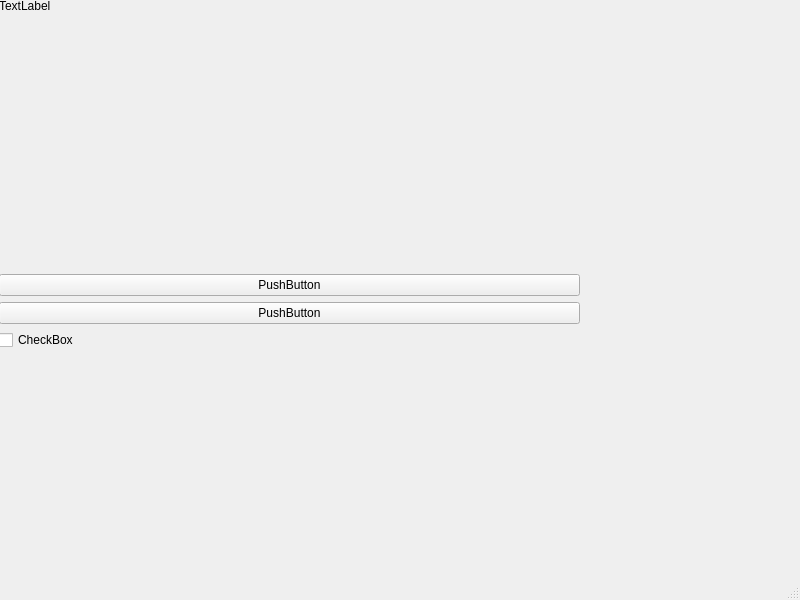
This is GUI/ui_window.ui in taitotalo-ict/Python6 as Qt 5 draws it before an edit. The edited form follows.
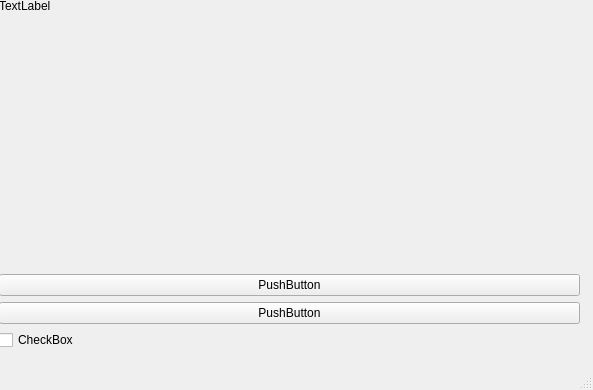
This is the edited form.

What changed in the file:
```diff
--- a/GUI/ui_window.ui
+++ b/GUI/ui_window.ui
@@ -6,8 +6,8 @@
    <rect>
     <x>0</x>
     <y>0</y>
-    <width>800</width>
-    <height>600</height>
+    <width>593</width>
+    <height>390</height>
    </rect>
   </property>
   <property name="windowTitle">
```
Left out of the diff: 2 changed lines with no effect on the pictures.
